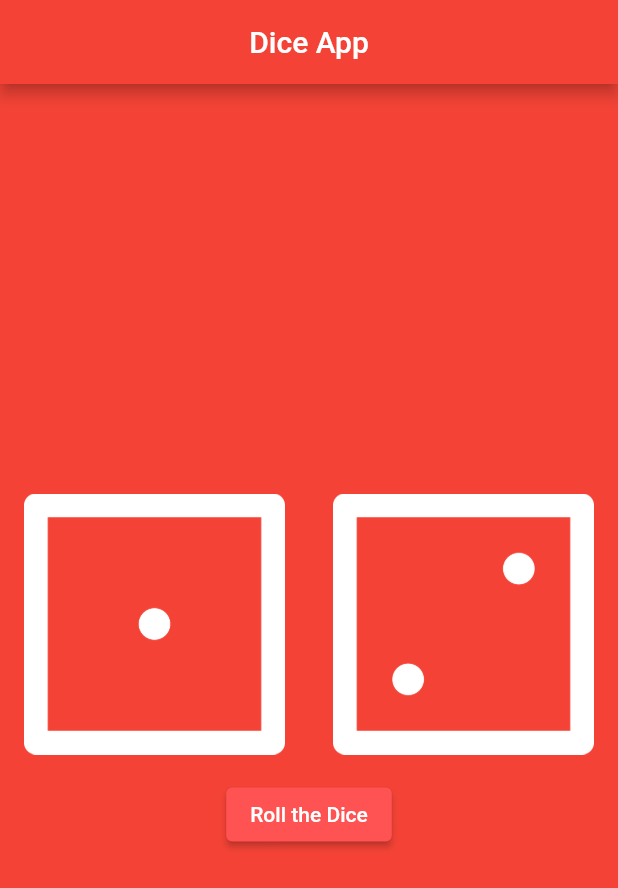
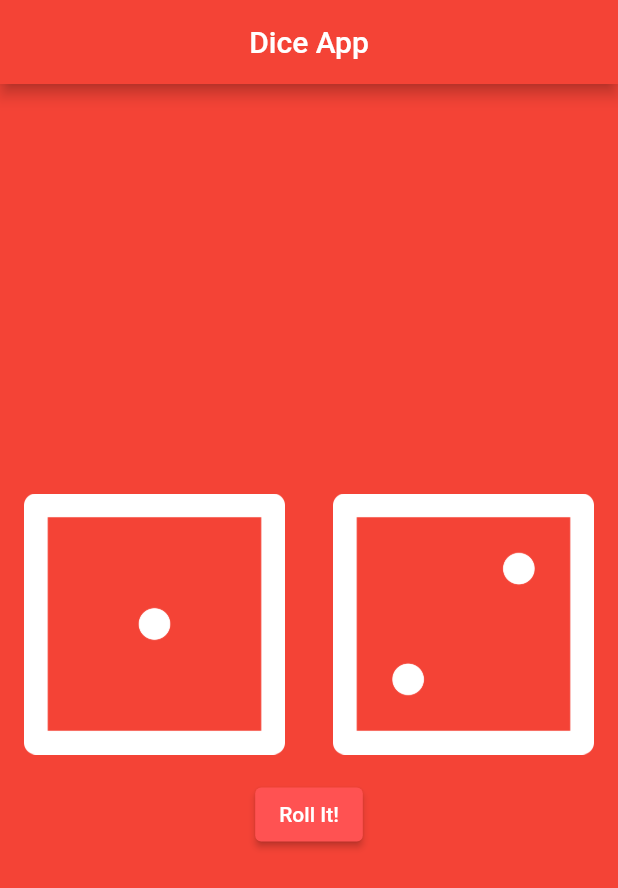
Before and after one commit to Safal-hash/DiceApp, a Flutter app: the screen it shows after launch, on a phone screen of 412 x 824 dp. Shown: the top 888 px of the screen. Run offline on Flutter 3.47's test engine with Material 2 defaults, Android fonts, the phone set to English and light mode, and no system bars.

Commit message:
Changed the button text

```diff
--- a/lib/main.dart
+++ b/lib/main.dart
@@ -44,7 +44,7 @@ class DicePage extends StatelessWidget {
         ElevatedButton(onPressed:(){},
           style: ElevatedButton.styleFrom(
               backgroundColor: Colors.redAccent),
-              child: const Text("Roll the Dice"),
+              child: const Text("Roll It!"),
         ),
       ],
     );
```
